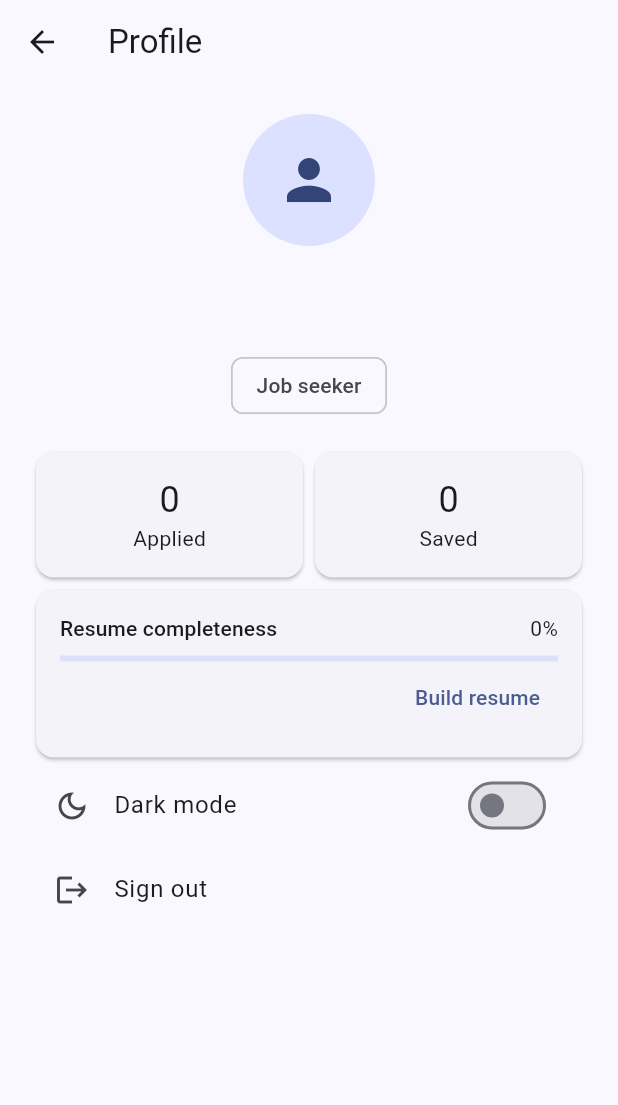
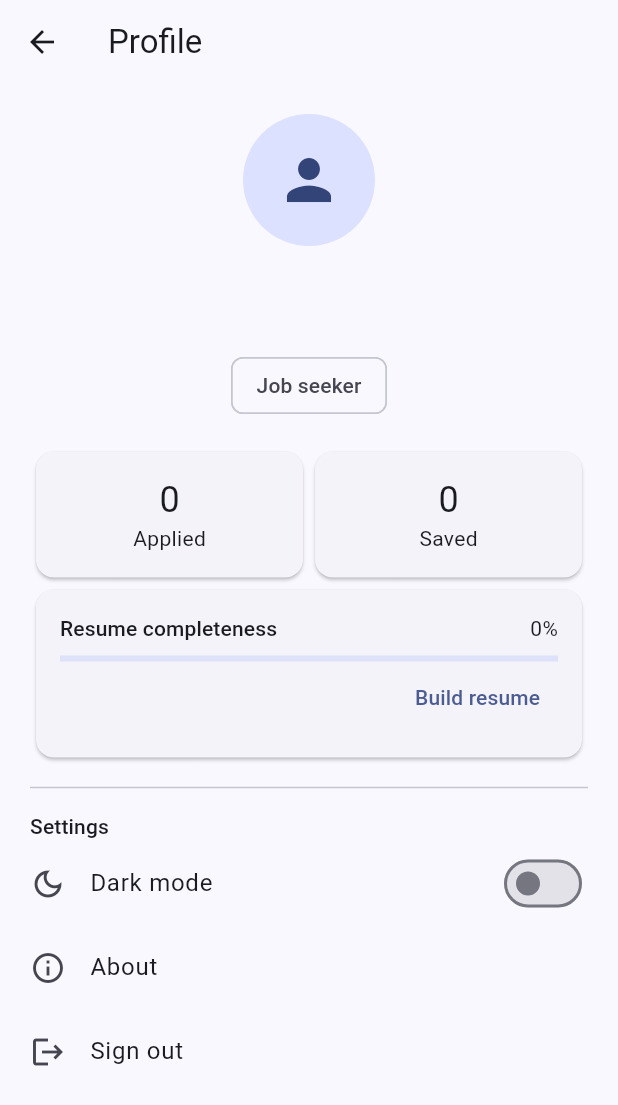
Before and after one commit to Alrayyanumar56/jobboard_mobile_application, a Flutter app: the ProfileScreen screen opened directly, on a phone screen of 412 x 824 dp. Shown: the top 1105 px of the screen. Run offline on Flutter 3.47's test engine with Material 3 defaults, Android fonts, the phone set to English and light mode, and no system bars; accounts and stored records are empty.

Commit message:
Value addition in profile settings

```diff
--- a/lib/features/profile/profile_screen.dart
+++ b/lib/features/profile/profile_screen.dart
@@ -60,13 +60,29 @@ class ProfileScreen extends StatelessWidget {
                   ]),
                 ),
               ),
+            const Divider(height: 32),
+            Text('Settings', style: Theme.of(context).textTheme.titleSmall),
             SwitchListTile(
+              contentPadding: EdgeInsets.zero,
               secondary: const Icon(Icons.dark_mode_outlined),
               title: const Text('Dark mode'),
               value: appState.themeMode == ThemeMode.dark,
               onChanged: (_) => appState.toggleTheme(),
             ),
             ListTile(
+              contentPadding: EdgeInsets.zero,
+              leading: const Icon(Icons.info_outline),
+              title: const Text('About'),
+              onTap: () => showAboutDialog(
+                context: context,
+                applicationName: 'JobBoard',
+                applicationVersion: '1.0.0',
+                applicationIcon: const Icon(Icons.work, size: 40),
+                children: const [Text('Find work. Hire talent.')],
+              ),
+            ),
+            ListTile(
+              contentPadding: EdgeInsets.zero,
               leading: const Icon(Icons.logout),
               title: const Text('Sign out'),
               onTap: appState.logout,
```
